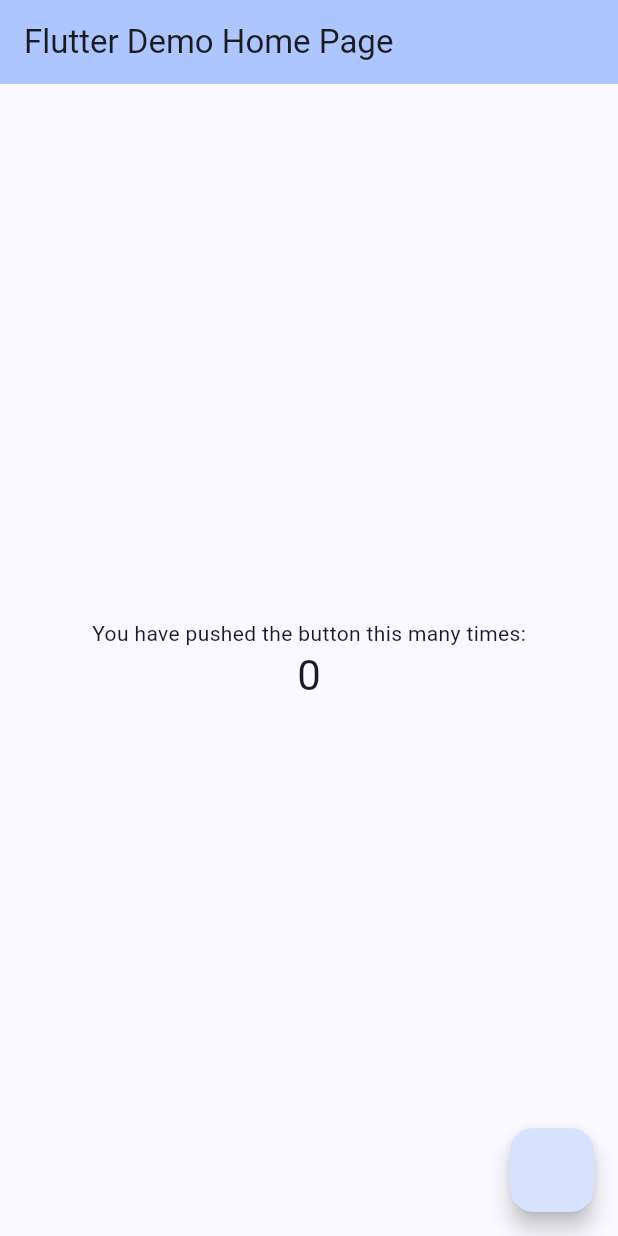
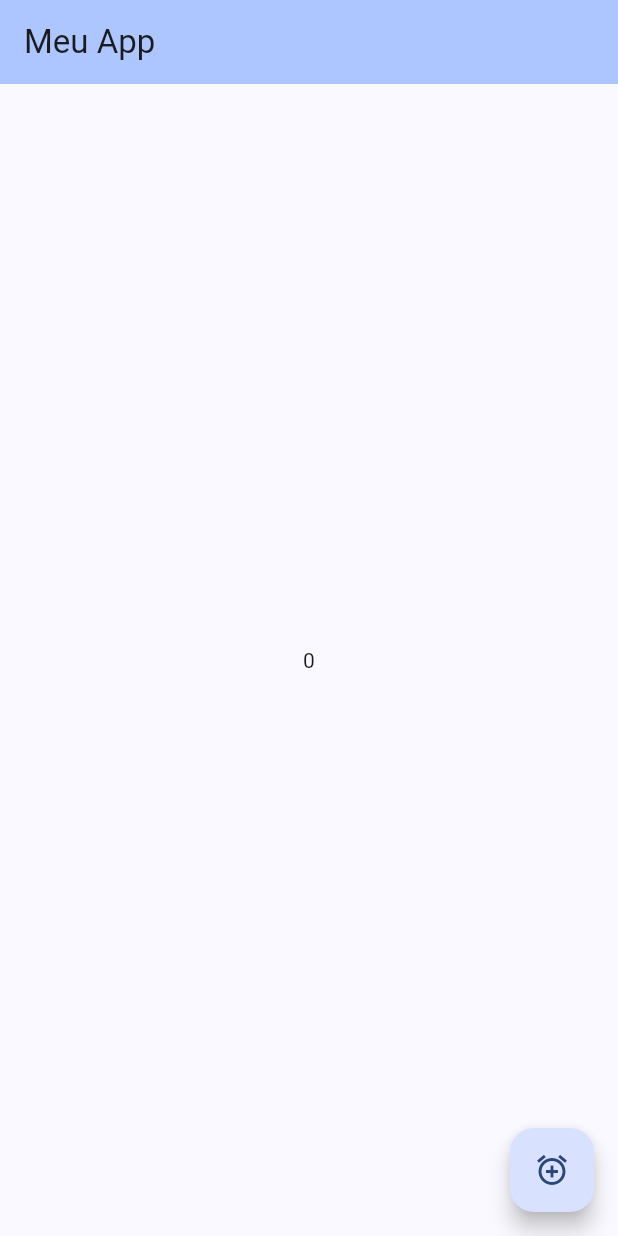
Before and after one commit to WBorges1984/trilhaapp., a Flutter app: the screen it shows after launch, on a phone screen of 412 x 824 dp. Run offline on Flutter 3.47's test engine with Material 2 defaults, Android fonts, the phone set to English and light mode, and no system bars.

Commit message:
Commit Initial

```diff
--- a/lib/main.dart
+++ b/lib/main.dart
@@ -1,3 +1,5 @@
+import 'dart:math';
+
 import 'package:flutter/material.dart';
 
 void main() {
@@ -37,27 +39,29 @@ class _MyHomePageState extends State<MyHomePage> {
     });
   }
 
+  var numeroGerado = 0;
+
+  int _numeroAleatorio() {
+    Random numeroAleatorio = Random();
+    return numeroAleatorio.nextInt(1000);
+  }
+
   @override
   Widget build(BuildContext context) {
     return Scaffold(
       appBar: AppBar(
         backgroundColor: Theme.of(context).colorScheme.inversePrimary,
-        title: Text(widget.title),
+        title: Text("Meu App"),
       ),
-      floatingActionButton: FloatingActionButton(onPressed: () {}),
+      floatingActionButton: FloatingActionButton(
+          child: const Icon(Icons.add_alarm_outlined),
+          onPressed: () {
+            setState(() {
+              numeroGerado = _numeroAleatorio();
+            });
+          }),
       body: Center(
-        child: Column(
-          mainAxisAlignment: MainAxisAlignment.center,
-          children: <Widget>[
-            const Text(
-              'You have pushed the button this many times:',
-            ),
-            Text(
-              '$_counter',
-              style: Theme.of(context).textTheme.headlineMedium,
-            ),
-          ],
-        ),
+        child: Text(numeroGerado.toString()),
       ),
       /* floatingActionButton: FloatingActionButton(
         onPressed: _incrementCounter,
```
